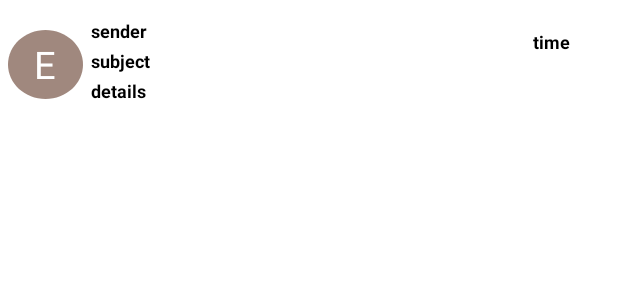
After one commit to EynavP/SimpleEmail, an Android app: the layout mail_object.xml on its own in the app's theme, with its tools: preview values and no code run, on a phone screen of 412 x 824 dp. The commit adds this screen. Shown: the top 300 px of the screen. Run offline under Robolectric (Android 15) with nearby library versions, the phone set to English and light mode, and no system bars.

Commit message:
add mail design

```diff
--- /dev/null
+++ b/SimpleEmail/app/src/main/res/drawable/side_eclipse.xml
@@ -0,0 +1,24 @@
+<?xml version="1.0" encoding="utf-8"?>
+<vector
+    xmlns:android="http://schemas.android.com/apk/res/android"
+    xmlns:aapt="http://schemas.android.com/aapt"
+    android:width="37dp"
+    android:height="37dp"
+    android:viewportWidth="37"
+    android:viewportHeight="37"
+    >
+
+    <group>
+
+        <clip-path
+            android:pathData="M37 18.5C37 28.7173 28.7173 37 18.5 37C8.28273 37 0 28.7173 0 18.5C0 8.28273 8.28273 0 18.5 0C28.7173 0 37 8.28273 37 18.5Z"
+            />
+
+        <path
+            android:pathData="M0 0V37H37V0"
+            android:fillColor="#A0887E"
+            />
+
+    </group>
+
+</vector>
--- a/SimpleEmail/app/src/main/res/layout/activity_main.xml
+++ b/SimpleEmail/app/src/main/res/layout/activity_main.xml
@@ -4,15 +4,4 @@
     xmlns:tools="http://schemas.android.com/tools"
     android:layout_width="match_parent"
     android:layout_height="match_parent"
-    tools:context=".MainActivity">
-
-    <TextView
-        android:layout_width="wrap_content"
-        android:layout_height="wrap_content"
-        android:text="Hello World!"
-        app:layout_constraintBottom_toBottomOf="parent"
-        app:layout_constraintLeft_toLeftOf="parent"
-        app:layout_constraintRight_toRightOf="parent"
-        app:layout_constraintTop_toTopOf="parent" />
-
-</androidx.constraintlayout.widget.ConstraintLayout>
+    tools:context=".MainActivity"/>
--- /dev/null
+++ b/SimpleEmail/app/src/main/res/layout/mail_object.xml
@@ -0,0 +1,88 @@
+<?xml version="1.0" encoding="utf-8"?>
+<androidx.constraintlayout.widget.ConstraintLayout xmlns:android="http://schemas.android.com/apk/res/android"
+    xmlns:app="http://schemas.android.com/apk/res-auto"
+    xmlns:tools="http://schemas.android.com/tools"
+    android:layout_width="match_parent"
+    android:layout_height="wrap_content">
+
+    <LinearLayout
+        android:layout_width="match_parent"
+        android:layout_height="85dp"
+        android:orientation="horizontal"
+        app:layout_constraintBottom_toBottomOf="parent"
+        app:layout_constraintEnd_toEndOf="parent"
+        app:layout_constraintHorizontal_bias="0.666"
+        app:layout_constraintStart_toStartOf="parent"
+        app:layout_constraintTop_toTopOf="parent"
+        app:layout_constraintVertical_bias="0.003">
+
+
+        <TextView
+            android:id="@+id/first_letter"
+            android:text="E"
+            android:textColor="@color/white"
+            android:background="@drawable/side_eclipse"
+            android:layout_width="51dp"
+            android:layout_height="46dp"
+            android:layout_marginTop="20dp"
+            android:layout_marginLeft="5dp"
+            android:layout_marginRight="5dp"
+            android:layout_weight="2"
+            android:textAlignment="center"
+            android:textSize="25sp"
+            android:gravity="center"/>
+
+        <LinearLayout
+            android:layout_width="298dp"
+            android:layout_height="match_parent"
+            android:layout_weight="5"
+            android:orientation="vertical">
+
+
+            <TextView
+                android:id="@+id/sender_value"
+                android:layout_width="224dp"
+                android:layout_height="20dp"
+                android:layout_marginTop="12dp"
+                android:layout_weight="1"
+                android:gravity="top"
+                android:text="@string/sender"
+                android:textColor="@color/black"
+                android:textSize="12sp"
+                android:textStyle="bold" />
+
+            <TextView
+                android:id="@+id/subject_value"
+                android:layout_width="224dp"
+                android:layout_height="20dp"
+                android:layout_weight="1"
+                android:text="@string/subject"
+                android:textColor="@color/black"
+                android:textSize="12sp"
+                android:textStyle="bold" />
+
+            <TextView
+                android:id="@+id/details_value"
+                android:layout_width="270dp"
+                android:layout_height="21dp"
+                android:layout_weight="10"
+                android:layout_marginBottom="5dp"
+                android:text="@string/details"
+                android:textColor="@color/black"
+                android:textSize="12sp"
+                android:textStyle="bold" />
+        </LinearLayout>
+
+        <TextView
+            android:id="@+id/time_value"
+            android:layout_width="58dp"
+            android:layout_height="wrap_content"
+            android:layout_weight="1"
+            android:text="@string/time"
+            android:textColor="@color/black"
+            android:textSize="12sp"
+            android:textStyle="bold" />
+
+
+    </LinearLayout>
+</androidx.constraintlayout.widget.ConstraintLayout>
--- a/SimpleEmail/app/src/main/res/values/strings.xml
+++ b/SimpleEmail/app/src/main/res/values/strings.xml
@@ -1,3 +1,7 @@
 <resources>
     <string name="app_name">SimpleEmail</string>
+    <string name="time">time</string>
+    <string name="sender">sender</string>
+    <string name="subject">subject</string>
+    <string name="details">details</string>
 </resources>
```
